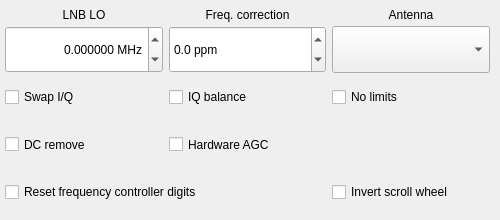
This is src/qtgui/dockinputctl.ui in shawnj007/gqrx-touch as Qt 5 draws it before an edit. The edited form follows.
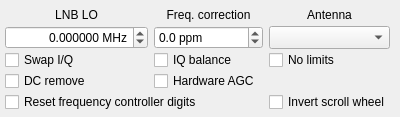
This is the edited form. Icons and pictures are not drawn.

Commit message: Form sizes reduction

Diff of the .ui file:
```diff
--- a/src/qtgui/dockinputctl.ui
+++ b/src/qtgui/dockinputctl.ui
@@ -6,8 +6,8 @@
    <rect>
     <x>0</x>
     <y>0</y>
-    <width>500</width>
-    <height>220</height>
+    <width>400</width>
+    <height>100</height>
    </rect>
   </property>
   <property name="sizePolicy">
@@ -18,8 +18,8 @@
   </property>
   <property name="minimumSize">
    <size>
-    <width>500</width>
-    <height>220</height>
+    <width>400</width>
+    <height>100</height>
    </size>
   </property>
   <property name="maximumSize">
```
The commit also changes 5 other files.
